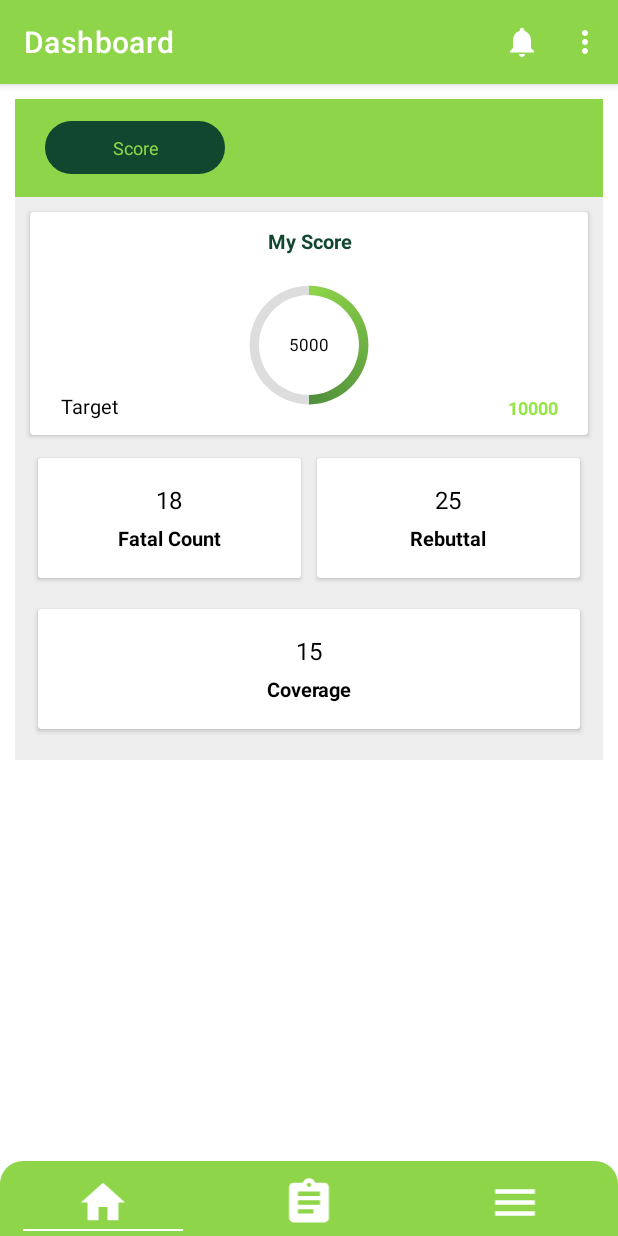
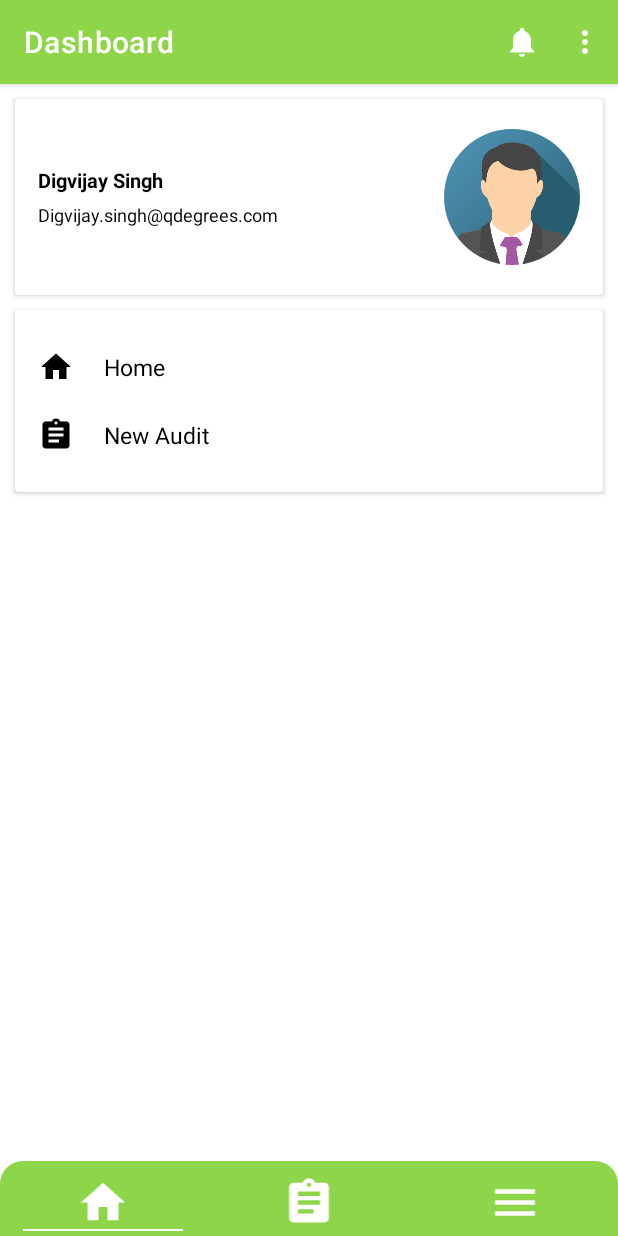
Before and after one commit to ETS-Android2/QAViews-android, an Android app: the MainMenuActivity screen opened directly, with no data from a screen before it, on a phone screen of 412 x 824 dp. Run offline under Robolectric (Android 15) with nearby library versions, the phone set to English and light mode, and no system bars; our stand-ins replace CircleImageView.

Commit message:
Ready design for demo.

```diff
--- a/app/src/main/java/com/qdegrees/qaudittool/MainMenuActivity.java
+++ b/app/src/main/java/com/qdegrees/qaudittool/MainMenuActivity.java
@@ -38,7 +38,7 @@ public class MainMenuActivity extends AppCompatActivity implements View.OnClickL
     Activity mActivity;
 
     ImageView ivHome,ivAudit,ivMenu;
-    TextView tvHighlight1,tvHighlight2,tvHighlight3,tvCallListening;
+    TextView tvHighlight1,tvHighlight2,tvHighlight3;
 
     AutoCompleteTextView atvSelectProcess,atvSelectDateRange,atvSelectAgentName;
     LinearLayout linearLayoutHomeView,linearLayoutAuditForm,linearLayoutMenu;
@@ -98,14 +98,6 @@ public class MainMenuActivity extends AppCompatActivity implements View.OnClickL
         linearLayoutHomeView = findViewById(R.id.linearLayoutHomeView);
         linearLayoutAuditForm = findViewById(R.id.linearLayoutAuditForm);
         linearLayoutMenu = findViewById(R.id.linearLayoutMenu);
-
-        tvCallListening = findViewById(R.id.tvCallListening);
-        tvCallListening.setOnClickListener(new View.OnClickListener() {
-            @Override
-            public void onClick(View v) {
-                startActivity(new Intent(mActivity, PlayAudioFileActivity.class));
-            }
-        });
 
     }
 
--- a/app/src/main/res/layout/activity_main_menu.xml
+++ b/app/src/main/res/layout/activity_main_menu.xml
@@ -16,7 +16,7 @@
             android:orientation="vertical">
 
             <LinearLayout
-                android:visibility="visible"
+                android:visibility="gone"
                 android:id="@+id/linearLayoutHomeView"
                 android:layout_width="match_parent"
                 android:layout_height="wrap_content"
@@ -476,7 +476,7 @@
 
             <LinearLayout
                 android:id="@+id/linearLayoutMenu"
-                android:visibility="gone"
+                android:visibility="visible"
                 android:layout_width="match_parent"
                 android:layout_height="wrap_content"
                 android:orientation="vertical">
@@ -564,16 +564,6 @@
                             android:textSize="15sp"
                             android:textColor="#000"
                             android:drawableStart="@drawable/ic_baseline_assignment_24_black"/>
-
-                        <TextView
-                            android:id="@+id/tvCallListening"
-                            android:layout_width="match_parent"
-                            android:layout_height="45dp"
-                            android:gravity="center_vertical"
-                            android:text="     Call Listening"
-                            android:textSize="15sp"
-                            android:textColor="#000"
-                            android:drawableStart="@drawable/ic_baseline_call_24"/>
 
                     </LinearLayout>
 
```
Also changed, not shown: app/src/main/java/com/qdegrees/qaudittool/activity/AuditFormActivity.java (+12 -7 lines), app/src/main/java/com/qdegrees/qaudittool/activity/LoginActivity.java (+26 -9 lines), app/src/main/java/com/qdegrees/qaudittool/common/SharedPrefManager.java (+9 -1 lines), app/src/main/res/layout/activity_audit_form.xml (+29 -11 lines).
